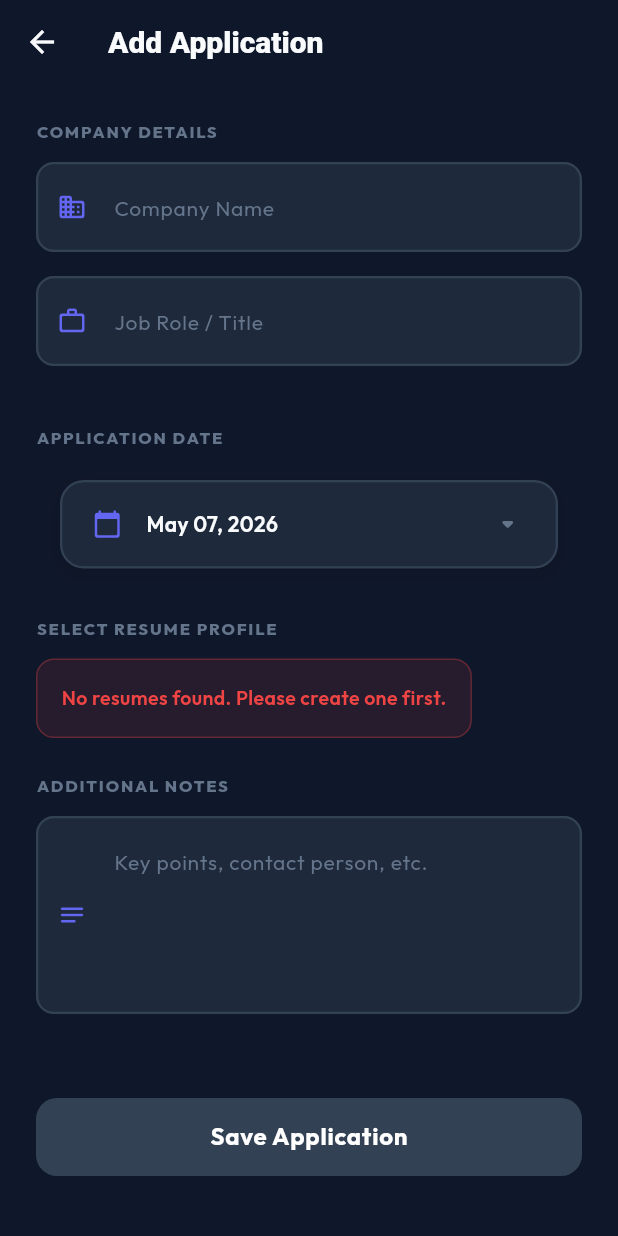
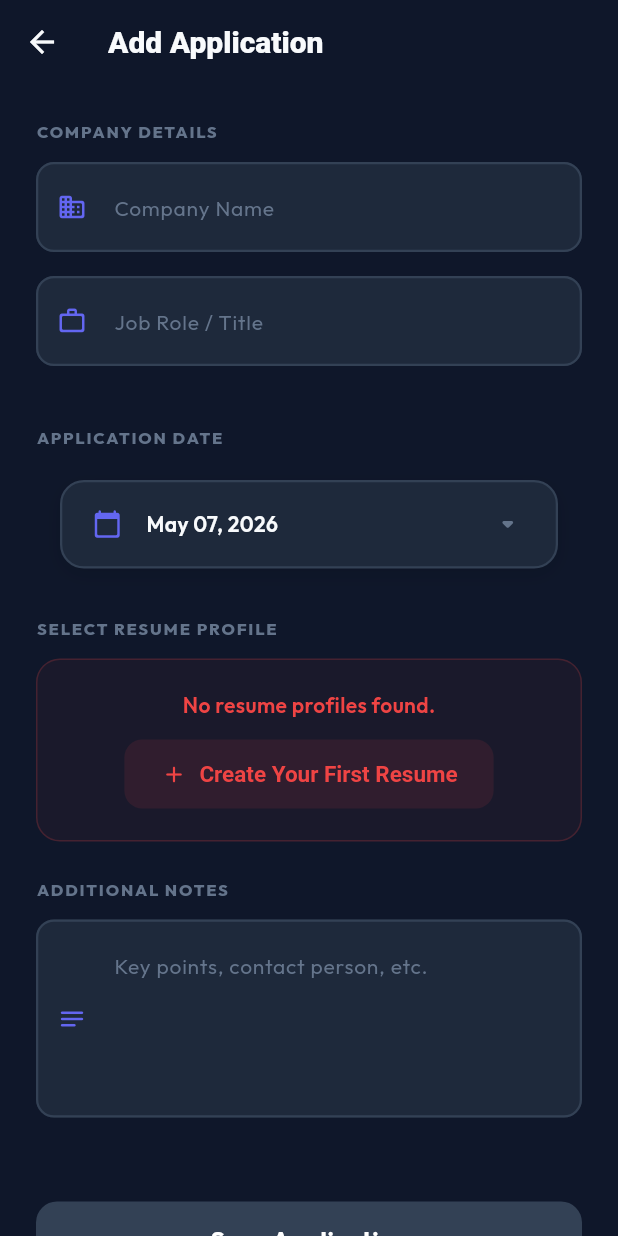
Before and after one commit to Anjali-patel27/Resume-Builder-Job-Application-Tracker-, a Flutter app: the screen it shows after launch, after a tap on "Add Job", on a phone screen of 412 x 824 dp. Run offline on Flutter 3.47's test engine with Material 3 defaults, Android fonts, the phone set to English and light mode, and no system bars; our stand-ins replace connectivity_plus, fl_chart, flutter_staggered_animations, google_fonts, hive, hive_flutter; accounts and stored records are empty.

```diff
--- a/lib/screens/job_application_entry_screen.dart
+++ b/lib/screens/job_application_entry_screen.dart
@@ -5,6 +5,7 @@ import '../providers/application_provider.dart';
 import '../providers/resume_provider.dart';
 import '../models/resume.dart';
 import '../utils/app_colors.dart';
+import 'resume_builder_screen.dart';
 import '../widgets/glass_card.dart';
 import '../widgets/gradient_button.dart';
 
@@ -123,9 +124,35 @@ class _JobApplicationEntryScreenState extends State<JobApplicationEntryScreen> {
   Widget _buildResumePicker(List<Resume> resumes) {
     if (resumes.isEmpty) {
       return Container(
-        padding: const EdgeInsets.all(16),
-        decoration: BoxDecoration(color: AppColors.rejected.withOpacity(0.1), borderRadius: BorderRadius.circular(12), border: Border.all(color: AppColors.rejected.withOpacity(0.3))),
-        child: const Text('No resumes found. Please create one first.', style: TextStyle(color: AppColors.rejected, fontSize: 13, fontWeight: FontWeight.w600)),
+        width: double.infinity,
+        padding: const EdgeInsets.all(20),
+        decoration: BoxDecoration(
+          color: AppColors.rejected.withOpacity(0.05),
+          borderRadius: BorderRadius.circular(16),
+          border: Border.all(color: AppColors.rejected.withOpacity(0.2)),
+        ),
+        child: Column(
+          children: [
+            const Text(
+              'No resume profiles found.',
+              style: TextStyle(color: AppColors.rejected, fontSize: 14, fontWeight: FontWeight.w600),
+            ),
+            const SizedBox(height: 12),
+            ElevatedButton.icon(
+              onPressed: () => Navigator.push(
+                context,
+                MaterialPageRoute(builder: (_) => const ResumeBuilderScreen()),
+              ),
+              icon: const Icon(Icons.add_rounded, size: 18),
+              label: const Text('Create Your First Resume'),
+              style: ElevatedButton.styleFrom(
+                backgroundColor: AppColors.rejected.withOpacity(0.1),
+                foregroundColor: AppColors.rejected,
+                elevation: 0,
+              ),
+            ),
+          ],
+        ),
       );
     }
     return SizedBox(
```
Also changed, not shown: lib/screens/resume_builder_screen.dart (+150 -28 lines).
